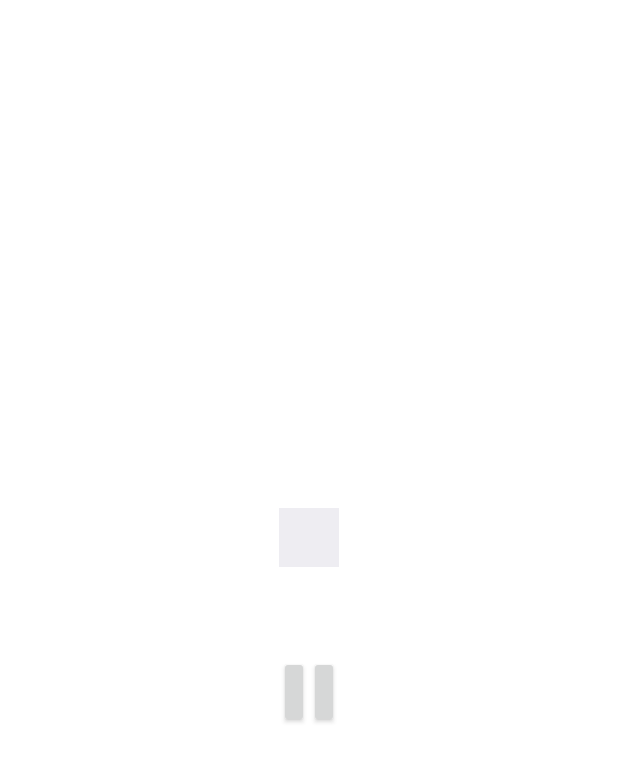
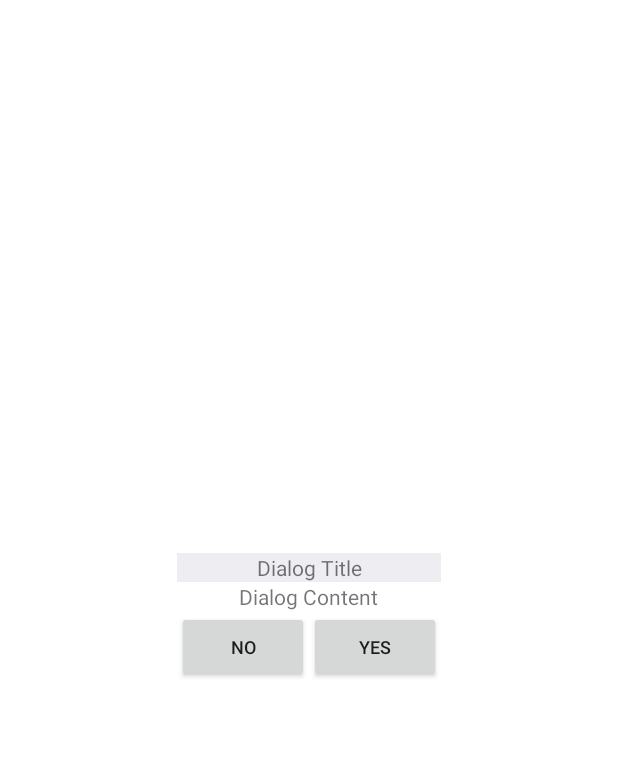
Before and after one commit to HYUNJUNEPARK/AlertDialogEx, an Android app: the layout dialog_ex_01.xml on its own in the app's theme, with its tools: preview values and no code run, on a phone screen of 412 x 824 dp. Shown: the top 762 px of the screen. Run offline under Robolectric (Android 15) with nearby library versions, the phone set to English and light mode, and no system bars.

```diff
--- a/app/src/main/res/layout/custom_sample_dialog_02.xml
+++ b/app/src/main/res/layout/custom_sample_dialog_02.xml
@@ -5,7 +5,7 @@
     android:layout_height="match_parent">
 
     <TextView
-        android:id="@+id/titleTextView"
+        android:id="@+id/textTitle"
         android:layout_width="0dp"
         android:layout_height="wrap_content"
         android:background="#0061E8"
--- a/app/src/main/res/layout/custom_sample_dialog_01.xml
+++ b/app/src/main/res/layout/dialog_ex_01.xml
@@ -1,5 +1,6 @@
 <?xml version="1.0" encoding="utf-8"?>
-<layout xmlns:android="http://schemas.android.com/apk/res/android">
+<layout xmlns:android="http://schemas.android.com/apk/res/android"
+    xmlns:tools="http://schemas.android.com/tools">
     <LinearLayout
         android:layout_width="wrap_content"
         android:layout_height="wrap_content"
@@ -8,39 +9,39 @@
         android:orientation="vertical">
 
         <TextView
-            android:id="@+id/titleTextView"
+            android:id="@+id/text_view_ex_01_title"
             android:layout_width="match_parent"
             android:layout_height="wrap_content"
             android:gravity="center"
-            android:padding="10dp"
-            android:background="#70D9D5E1" />
+            tools:text = "Dialog Title"
+            tools:background="#70D9D5E1"/>
 
         <TextView
-            android:id="@+id/contentTextView"
+            android:id="@+id/text_view_ex_01_content"
+            tools:text = "Dialog Content"
             android:layout_width="wrap_content"
-            android:layout_height="wrap_content"
-            android:padding="20dp" />
+            android:layout_height="wrap_content"/>
 
         <LinearLayout
-            android:layout_width="match_parent"
+            android:layout_width="wrap_content"
             android:layout_height="wrap_content"
             android:orientation="horizontal">
 
             <androidx.appcompat.widget.AppCompatButton
-                android:id="@+id/btnPositive"
-                android:layout_width="0dp"
+                android:id="@+id/button_ex_01_negative"
+                android:layout_width="wrap_content"
                 android:layout_height="wrap_content"
+                tools:text = "NO"
                 android:layout_weight="1"
-                android:padding="10dp"
                 android:textAllCaps="false"
                 android:textSize="12sp" />
 
             <androidx.appcompat.widget.AppCompatButton
-                android:id="@+id/btnNegative"
-                android:layout_width="0dp"
+                android:id="@+id/button_ex_01_positive"
+                android:layout_width="wrap_content"
                 android:layout_height="wrap_content"
                 android:layout_weight="1"
-                android:padding="10dp"
+                tools:text = "YES"
                 android:textAllCaps="false"
                 android:textSize="12sp" />
         </LinearLayout>
--- a/app/src/main/res/values/style.xml
+++ b/app/src/main/res/values/style.xml
@@ -1,6 +1,6 @@
 <?xml version="1.0" encoding="utf-8"?>
 <resources xmlns:tools="http://schemas.android.com/tools">
-    <style name="CustomAlertDialog">
+    <style name="Them_Dialog_Ex_01">
         <!-- 꽉 채운 화면에 배경 없이 (custom view 영역만 보일 것이다.) -->
         <item name="android:windowBackground">@android:color/transparent</item>
         <item name="android:windowMinWidthMajor">100%</item>
```
Also changed, not shown: app/src/main/java/com/study/customex/AlertDialogManager.kt (+105 -46 lines), app/src/main/java/com/study/customex/MainActivity.kt (+33 -33 lines).
